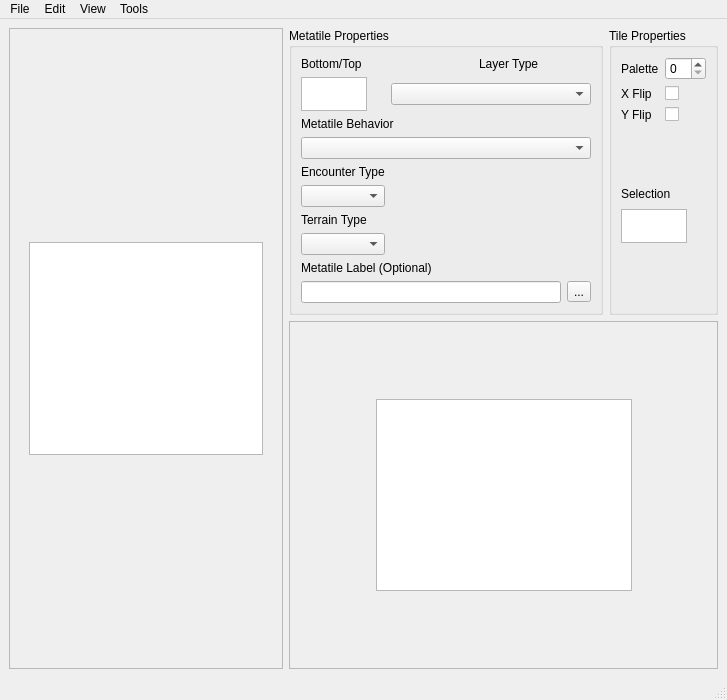
Qt form forms/tileseteditor.ui (huderlem/porymap) before a commit.
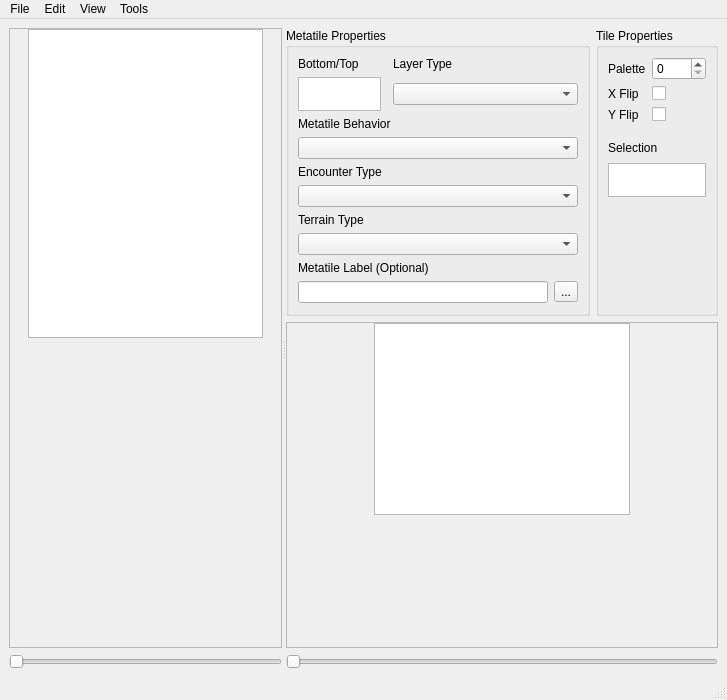
The same form after that commit. Icons and pictures are not drawn. Custom widgets are drawn as their Qt base class.

Commit message: Add zoom sliders to the Tileset Editor

The edit to the form file:
```diff
--- a/forms/tileseteditor.ui
+++ b/forms/tileseteditor.ui
@@ -19,35 +19,54 @@
   <widget class="QWidget" name="centralwidget">
    <layout class="QHBoxLayout" name="horizontalLayout">
     <item>
+     <widget class="QSplitter" name="splitter">
+      <property name="orientation">
+       <enum>Qt::Horizontal</enum>
+      </property>
+      <property name="childrenCollapsible">
+       <bool>false</bool>
+      </property>
+      <widget class="QFrame" name="frame_Metatiles">
+       <property name="sizePolicy">
+        <sizepolicy hsizetype="Preferred" vsizetype="Preferred">
+         <horstretch>0</horstretch>
+         <verstretch>0</verstretch>
+        </sizepolicy>
+       </property>
+       <property name="frameShape">
+        <enum>QFrame::NoFrame</enum>
+       </property>
+       <property name="frameShadow">
+        <enum>QFrame::Plain</enum>
+       </property>
+       <layout class="QVBoxLayout" name="verticalLayout_3">
+        <property name="leftMargin">
+         <number>0</number>
+        </property>
+        <property name="topMargin">
+         <number>0</number>
+        </property>
+        <property name="rightMargin">
+         <number>0</number>
+        </property>
+        <property name="bottomMargin">
+         <number>0</number>
+        </property>
+        <item>
      <widget class="QScrollArea" name="scrollArea_Metatiles">
-      <property name="sizePolicy">
-       <sizepolicy hsizetype="Fixed" vsizetype="Expanding">
-        <horstretch>1</horstretch>
-        <verstretch>0</verstretch>
-       </sizepolicy>
-      </property>
-      <property name="minimumSize">
-       <size>
-        <width>274</width>
-        <height>0</height>
-       </size>
-      </property>
-      <property name="maximumSize">
-       <size>
-        <width>274</width>
-        <height>16777215</height>
-       </size>
-      </property>
       <property name="widgetResizable">
        <bool>true</bool>
       </property>
+          <property name="alignment">
+           <set>Qt::AlignLeading|Qt::AlignLeft|Qt::AlignTop</set>
+          </property>
       <widget class="QWidget" name="scrollAreaWidgetContents_2">
        <property name="geometry">
         <rect>
          <x>0</x>
          <y>0</y>
-         <width>272</width>
-         <height>625</height>
+             <width>223</width>
+             <height>593</height>
         </rect>
        </property>
        <layout class="QGridLayout" name="gridLayout">
@@ -66,33 +85,7 @@
         <property name="horizontalSpacing">
          <number>6</number>
         </property>
-        <item row="1" column="2">
-         <spacer name="horizontalSpacer">
-          <property name="orientation">
-           <enum>Qt::Horizontal</enum>
-          </property>
-          <property name="sizeHint" stdset="0">
-           <size>
-            <width>40</width>
-            <height>20</height>
-           </size>
-          </property>
-         </spacer>
-        </item>
-        <item row="1" column="0">
-         <spacer name="horizontalSpacer_2">
-          <property name="orientation">
-           <enum>Qt::Horizontal</enum>
-          </property>
-          <property name="sizeHint" stdset="0">
-           <size>
-            <width>40</width>
-            <height>20</height>
-           </size>
-          </property>
-         </spacer>
-        </item>
-        <item row="2" column="1">
+            <item row="1" column="1">
          <spacer name="verticalSpacer">
           <property name="orientation">
            <enum>Qt::Vertical</enum>
@@ -105,7 +98,7 @@
           </property>
          </spacer>
         </item>
-        <item row="1" column="1">
+            <item row="0" column="1">
          <widget class="QGraphicsView" name="graphicsView_Metatiles">
           <property name="verticalScrollBarPolicy">
            <enum>Qt::ScrollBarAlwaysOff</enum>
@@ -115,15 +108,28 @@
           </property>
          </widget>
         </item>
-        <item row="0" column="1">
-         <spacer name="verticalSpacer_2">
+            <item row="0" column="0">
+             <spacer name="horizontalSpacer_2">
           <property name="orientation">
-           <enum>Qt::Vertical</enum>
+               <enum>Qt::Horizontal</enum>
           </property>
           <property name="sizeHint" stdset="0">
            <size>
-            <width>20</width>
-            <height>40</height>
+                <width>40</width>
+                <height>20</height>
+               </size>
+              </property>
+             </spacer>
+            </item>
+            <item row="0" column="2">
+             <spacer name="horizontalSpacer">
+              <property name="orientation">
+               <enum>Qt::Horizontal</enum>
+              </property>
+              <property name="sizeHint" stdset="0">
+               <size>
+                <width>40</width>
+                <height>20</height>
            </size>
           </property>
          </spacer>
@@ -133,7 +139,21 @@
      </widget>
     </item>
     <item>
-     <widget class="QFrame" name="frame_2">
+         <widget class="QSlider" name="horizontalSlider_MetatilesZoom">
+          <property name="sizePolicy">
+           <sizepolicy hsizetype="Preferred" vsizetype="Fixed">
+            <horstretch>0</horstretch>
+            <verstretch>0</verstretch>
+           </sizepolicy>
+          </property>
+          <property name="orientation">
+           <enum>Qt::Horizontal</enum>
+          </property>
+         </widget>
+        </item>
+       </layout>
+      </widget>
+      <widget class="QFrame" name="frame_Editing">
       <property name="frameShape">
        <enum>QFrame::NoFrame</enum>
       </property>
@@ -153,8 +173,14 @@
        <property name="bottomMargin">
         <number>0</number>
        </property>
-       <item alignment="Qt::AlignTop">
-        <widget class="QFrame" name="frame_4">
+        <item>
+         <widget class="QFrame" name="frame_Properties">
+          <property name="sizePolicy">
+           <sizepolicy hsizetype="Preferred" vsizetype="Maximum">
+            <horstretch>0</horstretch>
+            <verstretch>0</verstretch>
+           </sizepolicy>
+          </property>
          <property name="minimumSize">
           <size>
            <width>0</width>
@@ -184,13 +210,7 @@
            <number>0</number>
           </property>
           <item>
-           <widget class="QGroupBox" name="groupBox_2">
-            <property name="sizePolicy">
-             <sizepolicy hsizetype="Expanding" vsizetype="Preferred">
-              <horstretch>0</horstretch>
-              <verstretch>0</verstretch>
-             </sizepolicy>
-            </property>
+            <widget class="QGroupBox" name="groupBox_MetatileProperties">
             <property name="title">
              <string>Metatile Properties</string>
             </property>
@@ -201,93 +221,75 @@
              <bool>false</bool>
             </property>
             <layout class="QGridLayout" name="gridLayout_3">
-             <item row="1" column="1" colspan="3">
-              <widget class="NoScrollComboBox" name="comboBox_layerType"/>
-             </item>
-             <item row="7" column="0" colspan="4">
-              <widget class="NoScrollComboBox" name="comboBox_metatileBehaviors"/>
-             </item>
-             <item row="13" column="0" colspan="3">
-              <widget class="QLineEdit" name="lineEdit_metatileLabel">
-               <property name="clearButtonEnabled">
-                <bool>true</bool>
-               </property>
-              </widget>
-             </item>
-             <item row="12" column="0" colspan="3">
+              <item row="1" column="0">
+               <widget class="QGraphicsView" name="graphicsView_metatileLayers">
+                <property name="sizePolicy">
+                 <sizepolicy hsizetype="Fixed" vsizetype="Expanding">
+                  <horstretch>0</horstretch>
+                  <verstretch>0</verstretch>
+                 </sizepolicy>
+                </property>
+                <property name="minimumSize">
+                 <size>
+                  <width>66</width>
+                  <height>34</height>
+                 </size>
+                </property>
+                <property name="maximumSize">
+                 <size>
+                  <width>96</width>
+                  <height>34</height>
+                 </size>
+                </property>
+                <property name="verticalScrollBarPolicy">
+                 <enum>Qt::ScrollBarAlwaysOff</enum>
+                </property>
+                <property name="horizontalScrollBarPolicy">
+                 <enum>Qt::ScrollBarAlwaysOff</enum>
+                </property>
+               </widget>
+              </item>
+              <item row="11" column="0" colspan="5">
+               <widget class="NoScrollComboBox" name="comboBox_terrainType">
+                <property name="sizePolicy">
+                 <sizepolicy hsizetype="Ignored" vsizetype="Fixed">
+                  <horstretch>0</horstretch>
+                  <verstretch>0</verstretch>
+                 </sizepolicy>
+                </property>
+               </widget>
+              </item>
+              <item row="14" column="0">
+               <spacer name="verticalSpacer_7">
+                <property name="orientation">
+                 <enum>Qt::Vertical</enum>
+                </property>
+                <property name="sizeHint" stdset="0">
+                 <size>
+                  <width>20</width>
+                  <height>1</height>
+                 </size>
+                </property>
+               </spacer>
+              </item>
+              <item row="9" column="0" colspan="5">
+               <widget class="NoScrollComboBox" name="comboBox_encounterType">
+                <property name="sizePolicy">
+                 <sizepolicy hsizetype="Ignored" vsizetype="Fixed">
+                  <horstretch>0</horstretch>
+                  <verstretch>0</verstretch>
+                 </sizepolicy>
+                </property>
+               </widget>
+              </item>
+              <item row="12" column="0" colspan="5">
               <widget class="QLabel" name="label_metatileLabel">
                <property name="text">
                 <string>Metatile Label (Optional)</string>
                </property>
               </widget>
              </item>
-             <item row="2" column="0" colspan="3">
-              <widget class="QLabel" name="label_metatileBehavior">
-               <property name="text">
-                <string>Metatile Behavior</string>
-               </property>
-              </widget>
-             </item>
-             <item row="1" column="0">
-              <widget class="QGraphicsView" name="graphicsView_metatileLayers">
-               <property name="sizePolicy">
-                <sizepolicy hsizetype="Fixed" vsizetype="Expanding">
-                 <horstretch>0</horstretch>
-                 <verstretch>0</verstretch>
-                </sizepolicy>
-               </property>
-               <property name="minimumSize">
-                <size>
-                 <width>66</width>
-                 <height>34</height>
-                </size>
-               </property>
-               <property name="maximumSize">
-                <size>
-                 <width>66</width>
-                 <height>34</height>
-                </size>
-               </property>
-               <property name="verticalScrollBarPolicy">
-                <enum>Qt::ScrollBarAlwaysOff</enum>
-               </property>
-               <property name="horizontalScrollBarPolicy">
-                <enum>Qt::ScrollBarAlwaysOff</enum>
-               </property>
-              </widget>
-             </item>
-             <item row="0" column="0">
-              <widget class="QLabel" name="label_BottomTop">
-               <property name="text">
-                <string>Bottom/Top</string>
-               </property>
-              </widget>
-             </item>
-             <item row="8" column="0">
-              <widget class="QLabel" name="label_encounterType">
-               <property name="text">
-                <string>Encounter Type</string>
-               </property>
-              </widget>
-             </item>
-             <item row="10" column="0">
-              <widget class="QLabel" name="label_terrainType">
-               <property name="text">
-                <string>Terrain Type</string>
-               </property>
-              </widget>
-             </item>
-             <item row="11" column="0">
-              <widget class="NoScrollComboBox" name="comboBox_terrainType"/>
-             </item>
-             <item row="0" column="2">
-              <widget class="QLabel" name="label_layerType">
-               <property name="text">
-                <string>Layer Type</string>
-               </property>
-              </widget>
-             </item>
-             <item row="13" column="3">
+              <item row="13" column="4">
               <widget class="QToolButton" name="copyButton_metatileLabel">
                <property name="toolTip">
                 <string>&lt;html&gt;&lt;head/&gt;&lt;body&gt;&lt;p&gt;Copies the full metatile label to the clipboard.&lt;/p&gt;&lt;/body&gt;&lt;/html&gt;</string>
@@ -301,8 +303,89 @@
                </property>
               </widget>
              </item>
-             <item row="9" column="0">
-              <widget class="NoScrollComboBox" name="comboBox_encounterType"/>
+              <item row="1" column="2" colspan="3">
+               <widget class="NoScrollComboBox" name="comboBox_layerType">
+                <property name="sizePolicy">
+                 <sizepolicy hsizetype="Maximum" vsizetype="Fixed">
+                  <horstretch>0</horstretch>
+                  <verstretch>0</verstretch>
+                 </sizepolicy>
+                </property>
+                <property name="minimumSize">
+                 <size>
+                  <width>185</width>
+                  <height>0</height>
+                 </size>
+                </property>
+               </widget>
+              </item>
+              <item row="7" column="0" colspan="5">
+               <widget class="NoScrollComboBox" name="comboBox_metatileBehaviors">
+                <property name="sizePolicy">
+                 <sizepolicy hsizetype="Ignored" vsizetype="Fixed">
+                  <horstretch>0</horstretch>
+                  <verstretch>0</verstretch>
+                 </sizepolicy>
+                </property>
+               </widget>
+              </item>
+              <item row="0" column="2" colspan="3">
+               <widget class="QLabel" name="label_layerType">
+                <property name="text">
+                 <string>Layer Type</string>
+                </property>
+               </widget>
+              </item>
+              <item row="13" column="0" colspan="4">
+               <widget class="QLineEdit" name="lineEdit_metatileLabel">
+                <property name="clearButtonEnabled">
+                 <bool>true</bool>
+                </property>
+               </widget>
+              </item>
+              <item row="2" column="0" colspan="5">
+               <widget class="QLabel" name="label_metatileBehavior">
+                <property name="text">
+                 <string>Metatile Behavior</string>
+                </property>
+               </widget>
+              </item>
+              <item row="1" column="1">
+               <spacer name="horizontalSpacer_5">
+                <property name="orientation">
+                 <enum>Qt::Horizontal</enum>
+                </property>
+                <property name="sizeType">
+                 <enum>QSizePolicy::Maximum</enum>
+                </property>
+                <property name="sizeHint" stdset="0">
+                 <size>
+                  <width>10</width>
+                  <height>20</height>
+                 </size>
+                </property>
+               </spacer>
+              </item>
+              <item row="8" column="0" colspan="5">
+               <widget class="QLabel" name="label_encounterType">
+                <property name="text">
+                 <string>Encounter Type</string>
+                </property>
+               </widget>
+              </item>
+              <item row="10" column="0" colspan="5">
+               <widget class="QLabel" name="label_terrainType">
+                <property name="text">
+                 <string>Terrain Type</string>
+                </property>
+               </widget>
+              </item>
+              <item row="0" column="0">
+               <widget class="QLabel" name="label_BottomTop">
+                <property name="text">
+                 <string>Bottom/Top</string>
+                </property>
+               </widget>
              </item>
             </layout>
            </widget>
@@ -330,14 +413,7 @@
               </widget>
              </item>
              <item row="0" column="1">
-              <widget class="QSpinBox" name="spinBox_paletteSelector">
-               <property name="sizePolicy">
-                <sizepolicy hsizetype="Maximum" vsizetype="Fixed">
-                 <horstretch>0</horstretch>
-                 <verstretch>0</verstretch>
-                </sizepolicy>
-               </property>
-              </widget>
+               <widget class="QSpinBox" name="spinBox_paletteSelector"/>
              </item>
              <item row="1" column="0">
               <widget class="QLabel" name="label_2">
@@ -370,6 +446,22 @@
                </property>
               </widget>
              </item>
+              <item row="3" column="0" colspan="2">
+               <spacer name="verticalSpacer_5">
+                <property name="orientation">
+                 <enum>Qt::Vertical</enum>
+                </property>
+                <property name="sizeType">
+                 <enum>QSizePolicy::Fixed</enum>
+                </property>
+                <property name="sizeHint" stdset="0">
+                 <size>
+                  <width>20</width>
+                  <height>5</height>
+                 </size>
+                </property>
+               </spacer>
+              </item>
              <item row="4" column="0" colspan="2">
               <widget class="QFrame" name="frame">
                <property name="sizePolicy">
@@ -380,7 +472,7 @@
                </property>
                <property name="minimumSize">
                 <size>
-                 <width>0</width>
+                  <width>98</width>
                  <height>62</height>
                 </size>
                </property>
@@ -426,7 +518,7 @@
                   </property>
                   <property name="maximumSize">
                    <size>
-                    <width>66</width>
+                     <width>98</width>
                     <height>34</height>
                    </size>
                   </property>
@@ -444,19 +536,6 @@
                </layout>
               </widget>
              </item>
-             <item row="3" column="0" colspan="2">
-              <spacer name="verticalSpacer_5">
-               <property name="orientation">
-                <enum>Qt::Vertical</enum>
-               </property>
-               <property name="sizeHint" stdset="0">
-                <size>
-                 <width>20</width>
-                 <height>10</height>
-                </size>
-               </property>
-              </spacer>
-             </item>
              <item row="6" column="0" colspan="2">
               <spacer name="verticalSpacer_6">
                <property name="orientation">
@@ -478,22 +557,19 @@
        </item>
        <item>
         <widget class="QScrollArea" name="scrollArea_Tiles">
-         <property name="sizePolicy">
-          <sizepolicy hsizetype="Preferred" vsizetype="Expanding">
-           <horstretch>0</horstretch>
-           <verstretch>0</verstretch>
-          </sizepolicy>
-         </property>
          <property name="widgetResizable">
           <bool>true</bool>
          </property>
+          <property name="alignment">
+           <set>Qt::AlignLeading|Qt::AlignLeft|Qt::AlignTop</set>
+          </property>
          <widget class="QWidget" name="scrollAreaWidgetContents">
           <property name="geometry">
            <rect>
             <x>0</x>
             <y>0</y>
-            <width>411</width>
-            <height>272</height>
+             <width>455</width>
+             <height>232</height>
            </rect>
           </property>
           <layout class="QGridLayout" name="gridLayout_2">
@@ -509,33 +585,7 @@
            <property name="bottomMargin">
             <number>0</number>
            </property>
-           <item row="0" column="1">
-            <spacer name="verticalSpacer_3">
-             <property name="orientation">
-              <enum>Qt::Vertical</enum>
-             </property>
-             <property name="sizeHint" stdset="0">
-              <size>
-               <width>20</width>
-               <height>40</height>
-              </size>
-             </property>
-            </spacer>
-           </item>
-           <item row="2" column="1">
-            <spacer name="verticalSpacer_4">
-             <property name="orientation">
-              <enum>Qt::Vertical</enum>
-             </property>
-             <property name="sizeHint" stdset="0">
-              <size>
-               <width>20</width>
-               <height>40</height>
-              </size>
-             </property>
-            </spacer>
-           </item>
-           <item row="1" column="2">
+            <item row="0" column="2">
             <spacer name="horizontalSpacer_4">
              <property name="orientation">
               <enum>Qt::Horizontal</enum>
@@ -548,7 +598,7 @@
              </property>
             </spacer>
            </item>
-           <item row="1" column="1">
+            <item row="0" column="1">
             <widget class="QGraphicsView" name="graphicsView_Tiles">
              <property name="verticalScrollBarPolicy">
               <enum>Qt::ScrollBarAlwaysOff</enum>
@@ -558,7 +608,20 @@
              </property>
             </widget>
            </item>
-           <item row="1" column="0">
+            <item row="1" column="1">
+             <spacer name="verticalSpacer_4">
+              <property name="orientation">
+               <enum>Qt::Vertical</enum>
+              </property>
+              <property name="sizeHint" stdset="0">
+               <size>
+                <width>20</width>
+                <height>40</height>
+               </size>
+              </property>
+             </spacer>
+            </item>
+            <item row="0" column="0">
             <spacer name="horizontalSpacer_3">
              <property name="orientation">
               <enum>Qt::Horizontal</enum>
@@ -575,7 +638,15 @@
          </widget>
         </widget>
        </item>
-      </layout>
+        <item>
+         <widget class="QSlider" name="horizontalSlider_TilesZoom">
+          <property name="orientation">
+           <enum>Qt::Horizontal</enum>
+          </property>
+         </widget>
+        </item>
+       </layout>
+      </widget>
      </widget>
     </item>
    </layout>
```
Left out of the diff: 4 changed lines with no effect on the pictures. Lines whose indentation alone changed are shown as unchanged. The commit also changes 4 other files.
